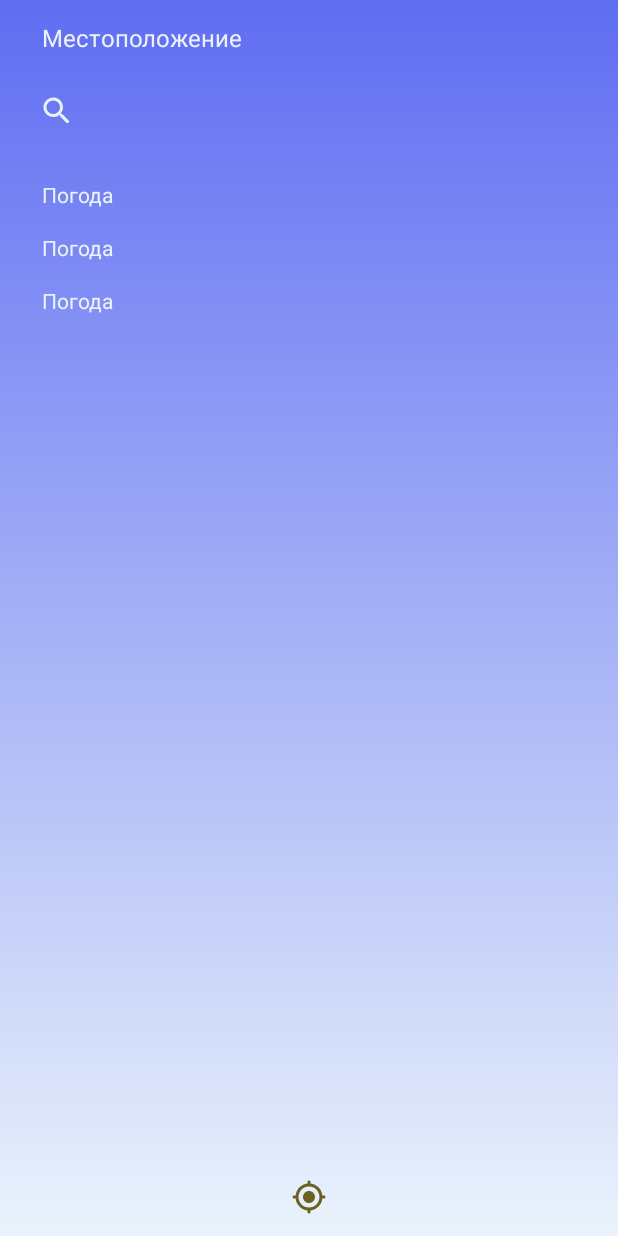
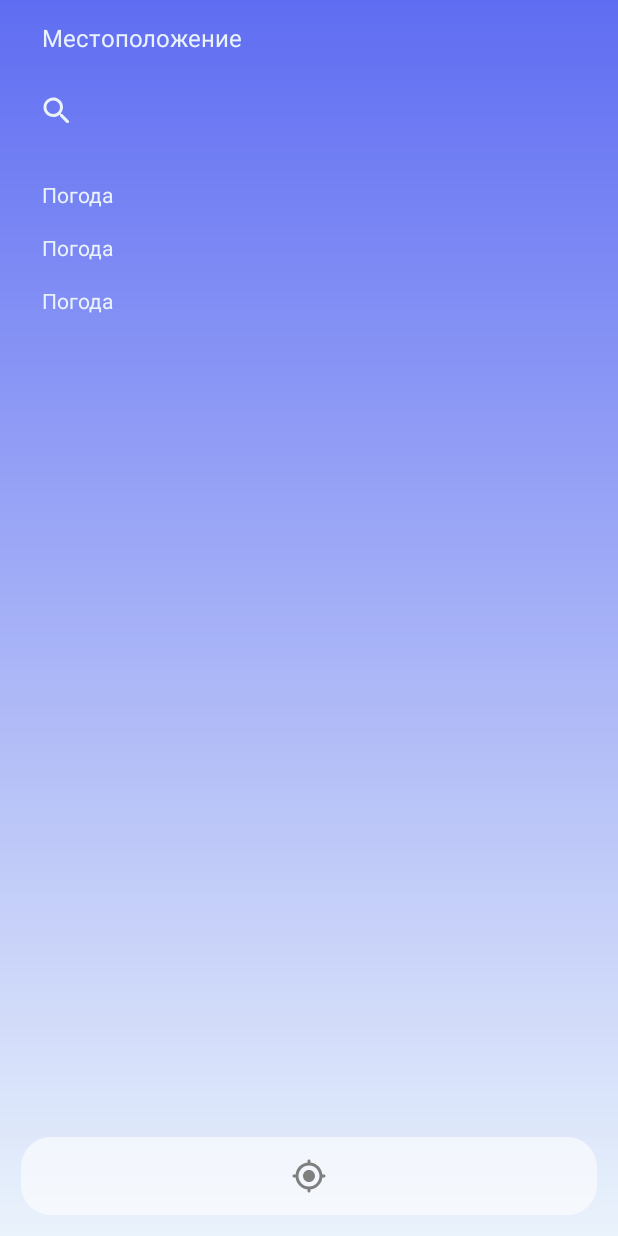
Before and after one commit to plumsoftware/weather-app, an Android app: the layout activity_location.xml on its own in the app's theme, with its tools: preview values and no code run, on a phone screen of 412 x 824 dp. Run offline under Robolectric (Android 15) with nearby library versions, the phone set to English and light mode, and no system bars; Roboto replaces fonts that are not available here.

```diff
--- a/app/src/main/java/ru/plumsoftware/weatherapp/dialogs/ProgressDialog.java
+++ b/app/src/main/java/ru/plumsoftware/weatherapp/dialogs/ProgressDialog.java
@@ -28,11 +28,7 @@ public class ProgressDialog {
 
     public void dismiss() {
         if (dialog != null) {
-            try {
-                dialog.dismiss();
-            } catch (Exception e){
-                e.printStackTrace();
-            }
+            dialog.dismiss();
         }
     }
 }
--- /dev/null
+++ b/app/src/main/res/drawable/fetch_location_back.xml
@@ -0,0 +1,16 @@
+<?xml version="1.0" encoding="utf-8"?>
+<ripple xmlns:android="http://schemas.android.com/apk/res/android"
+    android:color="?android:attr/colorControlHighlight">
+    <item android:id="@android:id/mask">
+        <shape android:shape="rectangle">
+            <solid android:color="#80404DD6" />
+            <corners android:radius="20dp" />
+        </shape>
+    </item>
+    <item>
+        <shape android:shape="rectangle">
+            <solid android:color="#99FFFFFF" />
+            <corners android:radius="20dp" />
+        </shape>
+    </item>
+</ripple>
--- a/app/src/main/res/layout/activity_location.xml
+++ b/app/src/main/res/layout/activity_location.xml
@@ -45,11 +45,13 @@
         tools:listitem="@layout/location_item" />
 
     <ImageView
+        android:layout_marginHorizontal="14dp"
+        android:layout_marginVertical="14dp"
         android:id="@+id/imageViewMyLoc"
         android:layout_width="match_parent"
         android:layout_height="wrap_content"
-        android:background="@drawable/button_back"
+        android:background="@drawable/fetch_location_back"
         android:padding="14dp"
-        android:tint="#6C621E"
+        android:tint="#80000000"
         app:srcCompat="@drawable/ic_round_my_location" />
 </LinearLayout>
--- a/build.gradle
+++ b/build.gradle
@@ -4,6 +4,6 @@ buildscript {
     }
 }// Top-level build file where you can add configuration options common to all sub-projects/modules.
 plugins {
-    id 'com.android.application' version '7.4.2' apply false
-    id 'com.android.library' version '7.4.2' apply false
+    id 'com.android.application' version '8.1.4' apply false
+    id 'com.android.library' version '8.1.4' apply false
 }
--- a/gradle.properties
+++ b/gradle.properties
@@ -20,3 +20,5 @@ android.useAndroidX=true
 # thereby reducing the size of the R class for that library
 android.nonTransitiveRClass=true
 android.enableJetifier=true
+android.defaults.buildfeatures.buildconfig=true
+android.nonFinalResIds=false
```
Also changed, not shown: app/build.gradle (+5 -5 lines), app/src/main/java/ru/plumsoftware/weatherapp/activities/main/MainActivity.java (+69 -57 lines), app/src/main/java/ru/plumsoftware/weatherapp/data/Settings.java (+23 -4 lines), gradle/wrapper/gradle-wrapper.properties, 1 other file.
